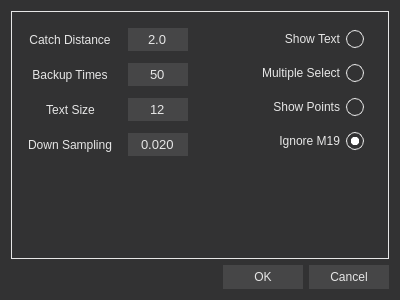
Qt form src/ui/Setting.ui (chen6556/DSV) before a commit.
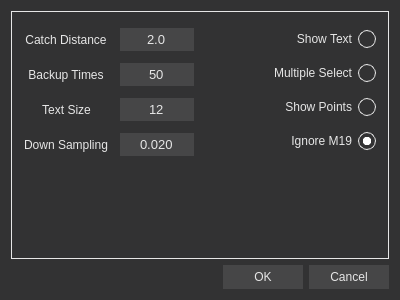
The same form after that commit.

What changed in the file:
```diff
--- a/src/ui/Setting.ui
+++ b/src/ui/Setting.ui
@@ -38,7 +38,13 @@
       <enum>QFrame::Shape::Panel</enum>
      </property>
      <property name="frameShadow">
-      <enum>QFrame::Shadow::Plain</enum>
+      <enum>QFrame::Plain</enum>
+     </property>
+     <property name="verticalScrollBarPolicy">
+      <enum>Qt::ScrollBarAlwaysOff</enum>
+     </property>
+     <property name="horizontalScrollBarPolicy">
+      <enum>Qt::ScrollBarAlwaysOff</enum>
      </property>
      <property name="widgetResizable">
       <bool>true</bool>
@@ -48,8 +54,8 @@
        <rect>
         <x>0</x>
         <y>0</y>
-        <width>380</width>
-        <height>250</height>
+        <width>376</width>
+        <height>245</height>
        </rect>
       </property>
       <property name="styleSheet">
@@ -67,16 +73,16 @@
       </property>
       <layout class="QHBoxLayout" name="horizontalLayout">
        <property name="spacing">
-        <number>16</number>
+        <number>12</number>
        </property>
        <property name="leftMargin">
-        <number>16</number>
+        <number>12</number>
        </property>
        <property name="topMargin">
         <number>16</number>
        </property>
        <property name="rightMargin">
-        <number>24</number>
+        <number>12</number>
        </property>
        <property name="bottomMargin">
         <number>16</number>
```
Left out of the diff: 54 changed lines with no effect on the pictures.
